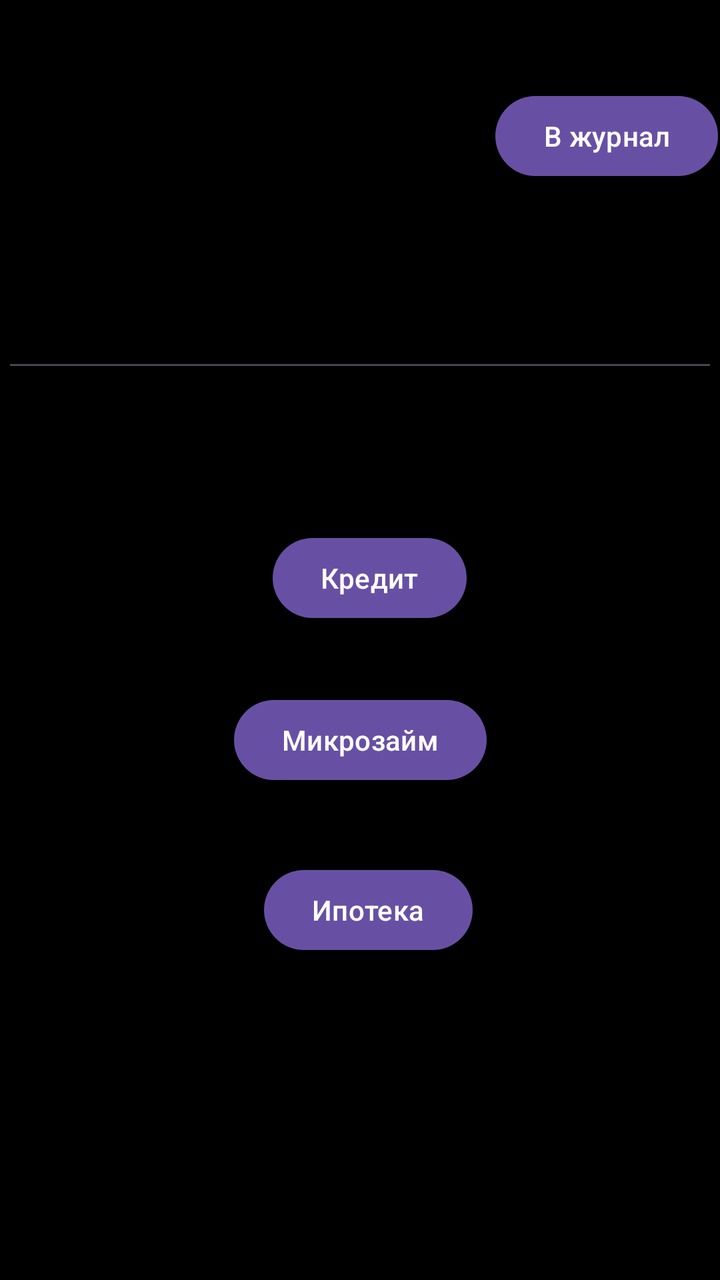
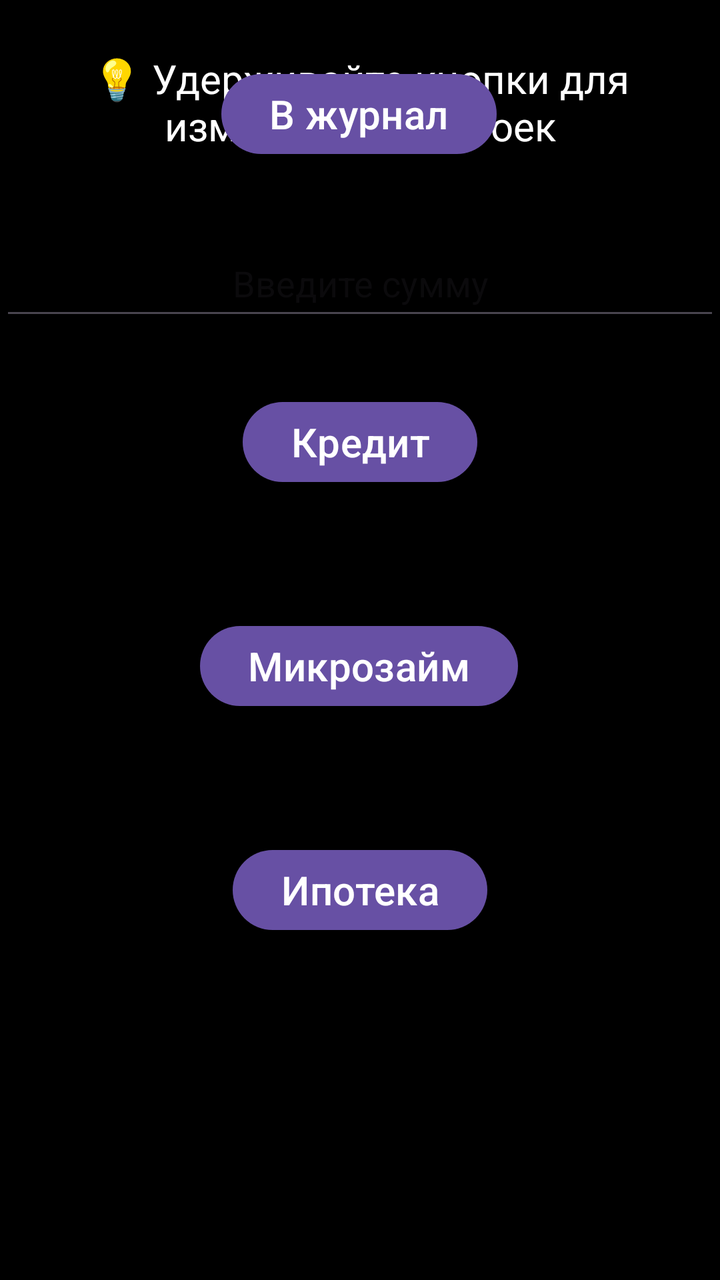

Two renders of the same Android screen: before a commit and after it. Below are the layout's source before the change and the commit's diff.
<!-- AndroidManifest.xml: application theme Theme.AboutCredit -->
<!-- res/layout/activity_calc.xml -->
<?xml version="1.0" encoding="utf-8"?>
<androidx.constraintlayout.widget.ConstraintLayout xmlns:android="http://schemas.android.com/apk/res/android"
    xmlns:app="http://schemas.android.com/apk/res-auto"
    xmlns:tools="http://schemas.android.com/tools"
    android:id="@+id/main"
    android:layout_width="match_parent"
    android:layout_height="match_parent"
    android:background="#000000"
    tools:context=".CalcActivity">

    <Button
        android:id="@+id/b3_calc"
        android:layout_width="wrap_content"
        android:layout_height="wrap_content"
        android:layout_marginEnd="7dp"
        android:layout_marginBottom="161dp"
        android:text="@string/b3_calc"
        app:layout_constraintBottom_toBottomOf="parent"
        app:layout_constraintEnd_toEndOf="@+id/b2_calc"
        app:layout_constraintTop_toBottomOf="@+id/b2_calc" />

    <Button
        android:id="@+id/b2_calc"
        android:layout_width="wrap_content"
        android:layout_height="wrap_content"
        android:layout_marginBottom="37dp"
        android:text="@string/b2_calc"
        app:layout_constraintBottom_toTopOf="@+id/b3_calc"
        app:layout_constraintEnd_toEndOf="parent"
        app:layout_constraintStart_toStartOf="parent"
        app:layout_constraintTop_toBottomOf="@+id/b1_calc" />

    <Button
        android:id="@+id/b1_calc"
        android:layout_width="wrap_content"
        android:layout_height="wrap_content"
        android:layout_marginEnd="10dp"
        android:layout_marginBottom="33dp"
        android:text="@string/b1_calc"
        app:layout_constraintBottom_toTopOf="@+id/b2_calc"
        app:layout_constraintEnd_toEndOf="@+id/b2_calc"
        app:layout_constraintTop_toBottomOf="@+id/output" />

    <EditText
        android:id="@+id/input"
        android:layout_width="0dp"
        android:layout_height="0dp"
        android:layout_marginStart="1dp"
        android:layout_marginEnd="1dp"
        android:layout_marginBottom="449dp"
        android:inputType="number"
        android:textAlignment="center"
        android:visibility="visible"
        app:layout_constraintBottom_toBottomOf="parent"
        app:layout_constraintEnd_toEndOf="parent"
        app:layout_constraintStart_toStartOf="parent"
        app:layout_constraintTop_toBottomOf="@+id/output"
        tools:ignore="Autofill,LabelFor" />

    <TextView
        android:id="@+id/output"
        android:layout_width="0dp"
        android:layout_height="0dp"
        android:layout_marginStart="1dp"
        android:layout_marginTop="92dp"
        android:layout_marginEnd="1dp"
        android:layout_marginBottom="187dp"
        android:text="💡 Удерживайте кнопки для изменения настроек"
        android:textAlignment="center"
        android:textColor="#FFFFFF"
        android:visibility="visible"
        app:layout_constraintBottom_toTopOf="@+id/b1_calc"
        app:layout_constraintEnd_toEndOf="parent"
        app:layout_constraintStart_toStartOf="parent"
        app:layout_constraintTop_toTopOf="parent" />

    <Button
        android:id="@+id/btn_journal"
        android:layout_width="wrap_content"
        android:layout_height="wrap_content"
        android:layout_marginTop="44dp"
        android:text="В журнал"
        app:layout_constraintBottom_toTopOf="@+id/output"
        app:layout_constraintEnd_toEndOf="@+id/output"
        app:layout_constraintTop_toTopOf="parent" />
</androidx.constraintlayout.widget.ConstraintLayout>
<!-- resources referenced by this layout -->
<resources>
  <string name="b1_calc">Кредит</string>
  <string name="b2_calc">Микрозайм</string>
  <string name="b3_calc">Ипотека</string>
  <style name="Theme.AboutCredit" parent="Base.Theme.AboutCredit" />
  <style name="Base.Theme.AboutCredit" parent="Theme.Material3.DayNight.NoActionBar">
          
          
      </style>
</resources>

<!-- the commit's change to res/layout/activity_calc.xml (unified diff, before → after) -->
@@ -12,21 +12,26 @@
         android:id="@+id/b3_calc"
         android:layout_width="wrap_content"
         android:layout_height="wrap_content"
-        android:layout_marginEnd="7dp"
-        android:layout_marginBottom="161dp"
+        android:layout_marginTop="32dp"
+        android:layout_marginBottom="171dp"
         android:text="@string/b3_calc"
+        android:textSize="20sp"
         app:layout_constraintBottom_toBottomOf="parent"
-        app:layout_constraintEnd_toEndOf="@+id/b2_calc"
+        app:layout_constraintEnd_toEndOf="parent"
+        app:layout_constraintStart_toStartOf="parent"
         app:layout_constraintTop_toBottomOf="@+id/b2_calc" />
 
     <Button
         android:id="@+id/b2_calc"
         android:layout_width="wrap_content"
         android:layout_height="wrap_content"
-        android:layout_marginBottom="37dp"
+        android:layout_marginTop="32dp"
+        android:layout_marginBottom="32dp"
         android:text="@string/b2_calc"
+        android:textSize="20sp"
         app:layout_constraintBottom_toTopOf="@+id/b3_calc"
         app:layout_constraintEnd_toEndOf="parent"
+        app:layout_constraintHorizontal_bias="0.498"
         app:layout_constraintStart_toStartOf="parent"
         app:layout_constraintTop_toBottomOf="@+id/b1_calc" />
 
@@ -34,40 +39,42 @@
         android:id="@+id/b1_calc"
         android:layout_width="wrap_content"
         android:layout_height="wrap_content"
-        android:layout_marginEnd="10dp"
-        android:layout_marginBottom="33dp"
+        android:layout_marginTop="32dp"
+        android:layout_marginBottom="32dp"
         android:text="@string/b1_calc"
+        android:textSize="20sp"
         app:layout_constraintBottom_toTopOf="@+id/b2_calc"
-        app:layout_constraintEnd_toEndOf="@+id/b2_calc"
-        app:layout_constraintTop_toBottomOf="@+id/output" />
+        app:layout_constraintEnd_toEndOf="parent"
+        app:layout_constraintStart_toStartOf="parent"
+        app:layout_constraintTop_toBottomOf="@+id/input" />
 
     <EditText
         android:id="@+id/input"
         android:layout_width="0dp"
-        android:layout_height="0dp"
-        android:layout_marginStart="1dp"
-        android:layout_marginEnd="1dp"
-        android:layout_marginBottom="449dp"
+        android:layout_height="50dp"
+        android:layout_marginTop="34dp"
+        android:hint="@string/enter_summ"
         android:inputType="number"
         android:textAlignment="center"
+        android:textColor="#FFFFFF"
         android:visibility="visible"
-        app:layout_constraintBottom_toBottomOf="parent"
         app:layout_constraintEnd_toEndOf="parent"
         app:layout_constraintStart_toStartOf="parent"
-        app:layout_constraintTop_toBottomOf="@+id/output"
-        tools:ignore="Autofill,LabelFor" />
+        app:layout_constraintTop_toBottomOf="@+id/btn_journal"
+        tools:ignore="Autofill,LabelFor,VisualLintTextFieldSize" />
 
     <TextView
         android:id="@+id/output"
-        android:layout_width="0dp"
-        android:layout_height="0dp"
+        android:layout_width="wrap_content"
+        android:layout_height="wrap_content"
         android:layout_marginStart="1dp"
         android:layout_marginTop="92dp"
         android:layout_marginEnd="1dp"
         android:layout_marginBottom="187dp"
-        android:text="💡 Удерживайте кнопки для изменения настроек"
+        android:text="@string/hold_to_edit"
         android:textAlignment="center"
         android:textColor="#FFFFFF"
+        android:textSize="20sp"
         android:visibility="visible"
         app:layout_constraintBottom_toTopOf="@+id/b1_calc"
         app:layout_constraintEnd_toEndOf="parent"
@@ -77,10 +84,14 @@
     <Button
         android:id="@+id/btn_journal"
         android:layout_width="wrap_content"
-        android:layout_height="wrap_content"
-        android:layout_marginTop="44dp"
-        android:text="В журнал"
-        app:layout_constraintBottom_toTopOf="@+id/output"
-        app:layout_constraintEnd_toEndOf="@+id/output"
-        app:layout_constraintTop_toTopOf="parent" />
+        android:layout_height="48dp"
+        android:layout_marginTop="21dp"
+        android:layout_marginBottom="34dp"
+        android:text="@string/in_journal"
+        android:textSize="20sp"
+        app:layout_constraintBottom_toTopOf="@+id/input"
+        app:layout_constraintEnd_toEndOf="parent"
+        app:layout_constraintHorizontal_bias="0.498"
+        app:layout_constraintStart_toStartOf="parent"
+        app:layout_constraintTop_toBottomOf="@+id/output" />
 </androidx.constraintlayout.widget.ConstraintLayout>
<!-- resource entries referenced after the edit -->
@@ -3,6 +3,9 @@
   <string name="b1_calc">Кредит</string>
   <string name="b2_calc">Микрозайм</string>
   <string name="b3_calc">Ипотека</string>
+  <string name="enter_summ">Введите сумму</string>
+  <string name="hold_to_edit">💡 Удерживайте кнопки для изменения настроек</string>
+  <string name="in_journal">В журнал</string>
   <style name="Theme.AboutCredit" parent="Base.Theme.AboutCredit" />
   <style name="Base.Theme.AboutCredit" parent="Theme.Material3.DayNight.NoActionBar">
           
